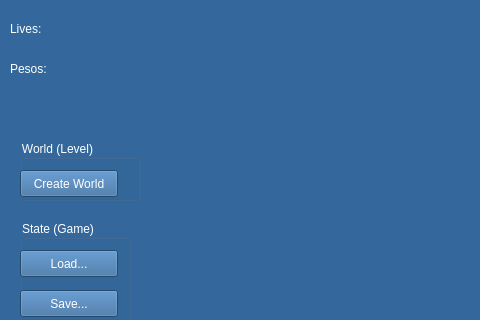
Qt form ulmainwindow.ui (CKost/undersea-llamas) before a commit; both pictures show x 0 to 480 and y 0 to 320 of the 827 by 478 pixel window.
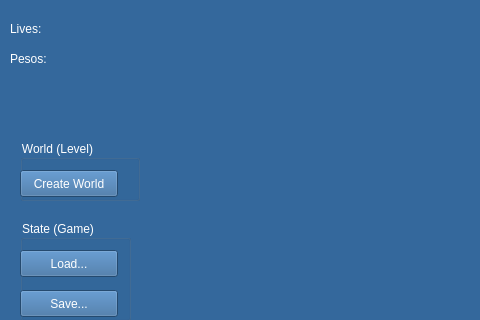
The same form after that commit. Icons and pictures are not drawn.

```diff
--- a/ulmainwindow.ui
+++ b/ulmainwindow.ui
@@ -68,7 +68,7 @@
     <property name="geometry">
      <rect>
       <x>10</x>
-      <y>60</y>
+      <y>50</y>
       <width>111</width>
       <height>17</height>
      </rect>
```
